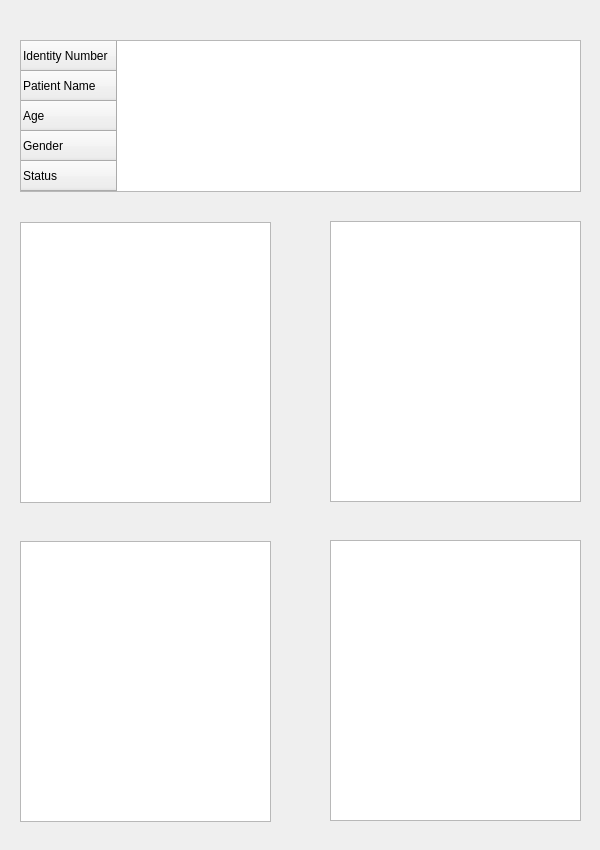
Qt form display_information_python.ui (turkaf/Digital-Image-Processing-Project) before a commit.
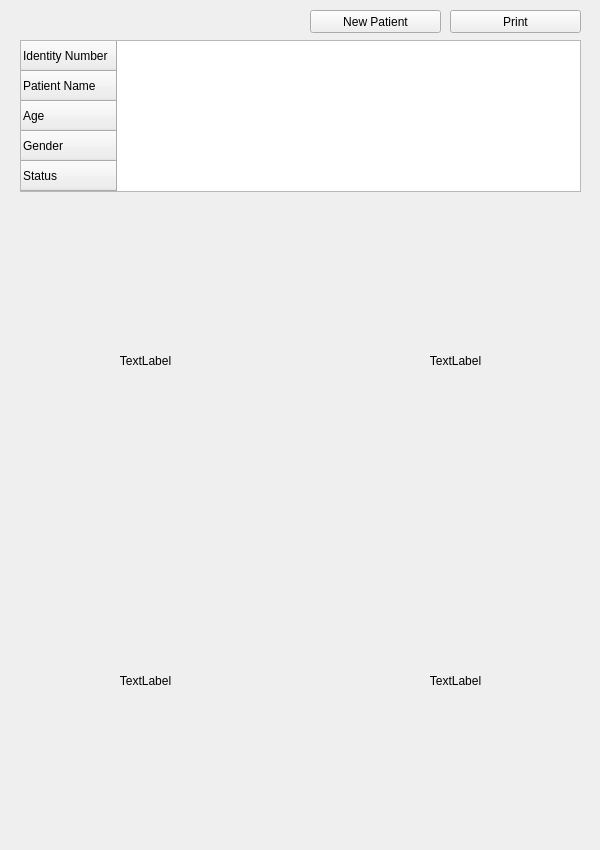
The same form after that commit.

The edit to the form file:
```diff
--- a/display_information_python.ui
+++ b/display_information_python.ui
@@ -13,46 +13,6 @@
   <property name="windowTitle">
    <string>Form</string>
   </property>
-  <widget class="QGraphicsView" name="graphicsView">
-   <property name="geometry">
-    <rect>
-     <x>20</x>
-     <y>222</y>
-     <width>251</width>
-     <height>281</height>
-    </rect>
-   </property>
-  </widget>
-  <widget class="QGraphicsView" name="graphicsView_2">
-   <property name="geometry">
-    <rect>
-     <x>330</x>
-     <y>221</y>
-     <width>251</width>
-     <height>281</height>
-    </rect>
-   </property>
-  </widget>
-  <widget class="QGraphicsView" name="graphicsView_3">
-   <property name="geometry">
-    <rect>
-     <x>330</x>
-     <y>540</y>
-     <width>251</width>
-     <height>281</height>
-    </rect>
-   </property>
-  </widget>
-  <widget class="QGraphicsView" name="graphicsView_4">
-   <property name="geometry">
-    <rect>
-     <x>20</x>
-     <y>541</y>
-     <width>251</width>
-     <height>281</height>
-    </rect>
-   </property>
-  </widget>
   <widget class="QTableWidget" name="tableWidget">
    <property name="geometry">
     <rect>
@@ -88,6 +48,96 @@
     </property>
    </row>
   </widget>
+  <widget class="QLabel" name="label_original_image">
+   <property name="geometry">
+    <rect>
+     <x>20</x>
+     <y>220</y>
+     <width>251</width>
+     <height>281</height>
+    </rect>
+   </property>
+   <property name="text">
+    <string>TextLabel</string>
+   </property>
+   <property name="alignment">
+    <set>Qt::AlignCenter</set>
+   </property>
+  </widget>
+  <widget class="QLabel" name="label_result_image">
+   <property name="geometry">
+    <rect>
+     <x>330</x>
+     <y>220</y>
+     <width>251</width>
+     <height>281</height>
+    </rect>
+   </property>
+   <property name="text">
+    <string>TextLabel</string>
+   </property>
+   <property name="alignment">
+    <set>Qt::AlignCenter</set>
+   </property>
+  </widget>
+  <widget class="QLabel" name="label_enhanced_image">
+   <property name="geometry">
+    <rect>
+     <x>20</x>
+     <y>540</y>
+     <width>251</width>
+     <height>281</height>
+    </rect>
+   </property>
+   <property name="text">
+    <string>TextLabel</string>
+   </property>
+   <property name="alignment">
+    <set>Qt::AlignCenter</set>
+   </property>
+  </widget>
+  <widget class="QLabel" name="label_inverse_image">
+   <property name="geometry">
+    <rect>
+     <x>330</x>
+     <y>540</y>
+     <width>251</width>
+     <height>281</height>
+    </rect>
+   </property>
+   <property name="text">
+    <string>TextLabel</string>
+   </property>
+   <property name="alignment">
+    <set>Qt::AlignCenter</set>
+   </property>
+  </widget>
+  <widget class="QPushButton" name="pushButton">
+   <property name="geometry">
+    <rect>
+     <x>450</x>
+     <y>10</y>
+     <width>131</width>
+     <height>23</height>
+    </rect>
+   </property>
+   <property name="text">
+    <string>Print</string>
+   </property>
+  </widget>
+  <widget class="QPushButton" name="pushButton_2">
+   <property name="geometry">
+    <rect>
+     <x>310</x>
+     <y>10</y>
+     <width>131</width>
+     <height>23</height>
+    </rect>
+   </property>
+   <property name="text">
+    <string>New Patient</string>
+   </property>
+  </widget>
  </widget>
  <resources/>
  <connections/>
```
